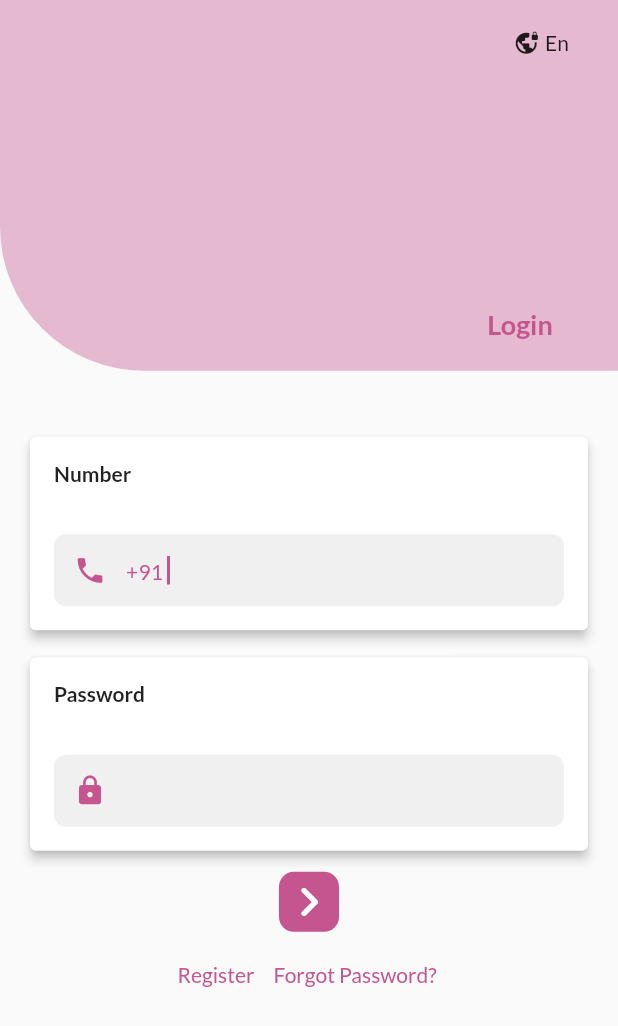
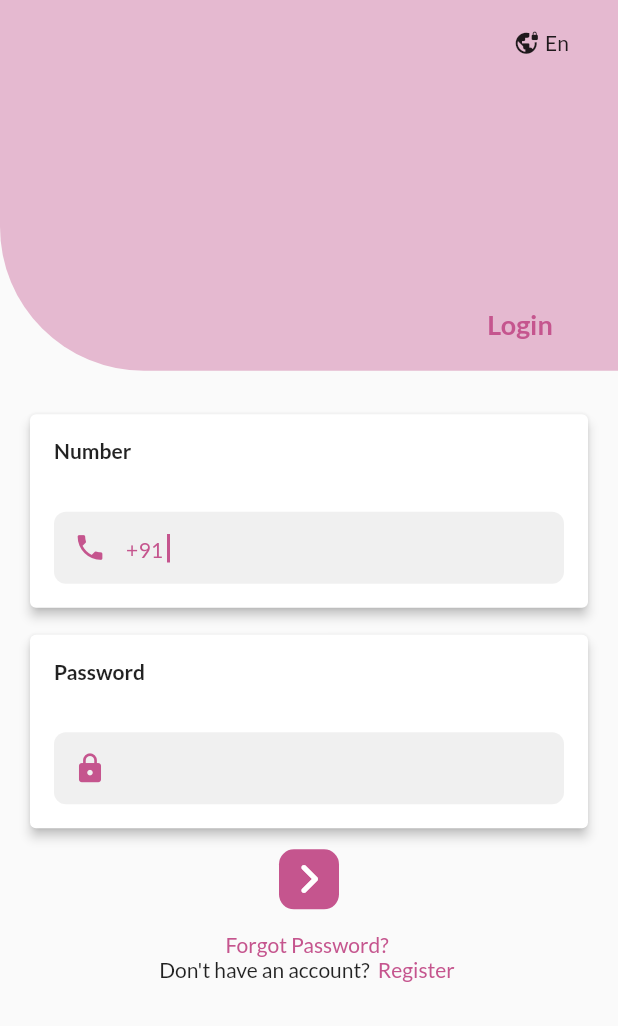
Before and after one commit to awwush/traxsmart-visitor-management-app, a Flutter app: the screen it shows after launch, on a phone screen of 412 x 824 dp. Shown: the top 1026 px of the screen. Run offline on Flutter 3.47's test engine with Material 2 defaults, Android fonts, the phone set to English and light mode, and no system bars; our stand-ins replace camera, flutter_custom_clippers, flutter_feather_icons, google_fonts, google_nav_bar, material_design_icons_flutter and 2 more; missing offline and left inert: qr_code_scanner, wc_form_validators.

Commit message:
login changes + popup + global file

```diff
--- a/lib/ui/login/login.dart
+++ b/lib/ui/login/login.dart
@@ -93,7 +93,7 @@ class _LoginScreenState extends State<LoginScreen> {
                     ],
                   ),
                 ),
-                const SizedBox(height: 40.0),
+                const SizedBox(height: 25.0),
                 Padding(
                   padding: const EdgeInsets.fromLTRB(16, 0, 16, 0),
                   child: Card(
@@ -267,31 +267,10 @@ class _LoginScreenState extends State<LoginScreen> {
                     ),
                   ],
                 ),
-                const SizedBox(height: 20.0),
-                Row(
+                const SizedBox(height: 15.0),
+                Column(
                   mainAxisAlignment: MainAxisAlignment.center,
                   children: [
-                    GestureDetector(
-                      onTap: () {
-                        Navigator.push(
-                            context,
-                            MaterialPageRoute(
-                                builder: (_) => const RegisterScreen()));
-                      },
-                      child: Center(
-                        child: Text(
-                          'Register'.tr(),
-                          style: GoogleFonts.lato(
-                              textStyle: TextStyle(
-                            color: customTheme.homemadePrimary,
-                            fontSize: 14.0,
-                          )),
-                        ),
-                      ),
-                    ),
-                    SizedBox(
-                      width: 10,
-                    ),
                     GestureDetector(
                       onTap: () {
                         Navigator.push(
@@ -310,6 +289,35 @@ class _LoginScreenState extends State<LoginScreen> {
                         ),
                       ),
                     ),
+                    GestureDetector(
+                      onTap: () {
+                        Navigator.push(
+                            context,
+                            MaterialPageRoute(
+                                builder: (_) => const RegisterScreen()));
+                      },
+                      child: Center(
+                        child: Row(
+                            mainAxisAlignment: MainAxisAlignment.center,
+                            children: [
+                              Text(
+                                "Don't have an account? ".tr(),
+                                style: GoogleFonts.lato(
+                                    textStyle: TextStyle(
+                                  fontSize: 14.0,
+                                )),
+                              ),
+                              Text(
+                                'Register'.tr(),
+                                style: GoogleFonts.lato(
+                                    textStyle: TextStyle(
+                                  color: customTheme.homemadePrimary,
+                                  fontSize: 14.0,
+                                )),
+                              ),
+                            ]),
+                      ),
+                    ),
                   ],
                 ),
               ],
--- a/lib/ui/register_details.dart
+++ b/lib/ui/register_details.dart
@@ -5,7 +5,7 @@ import 'package:google_fonts/google_fonts.dart';
 import 'package:vms/theme/app_theme.dart';
 import 'package:flutter_feather_icons/flutter_feather_icons.dart';
 import 'package:vms/ui/qr_scan.dart';
-import 'package:vms/ui/track/camera.dart';
+import 'package:vms/ui/camera.dart';
 import 'package:wc_form_validators/wc_form_validators.dart';
 
 Future<void> main() async {
--- a/pubspec.yaml
+++ b/pubspec.yaml
@@ -51,6 +51,7 @@ dependencies:
   image_picker:
   wc_form_validators: ^1.0.0
   material_design_icons_flutter: 5.0.6595
+  rxdart: ^0.18.0
 
 dev_dependencies:
   flutter_test:
```
Also changed, not shown: lib/data/global/global.dart (added, +46 -0 lines), lib/ui/home.dart (+6 -88 lines), lib/ui/profile/create_profile_screen.dart (+84 -8 lines), lib/ui/camera.dart (renamed from lib/ui/track/camera.dart), pubspec.lock.
